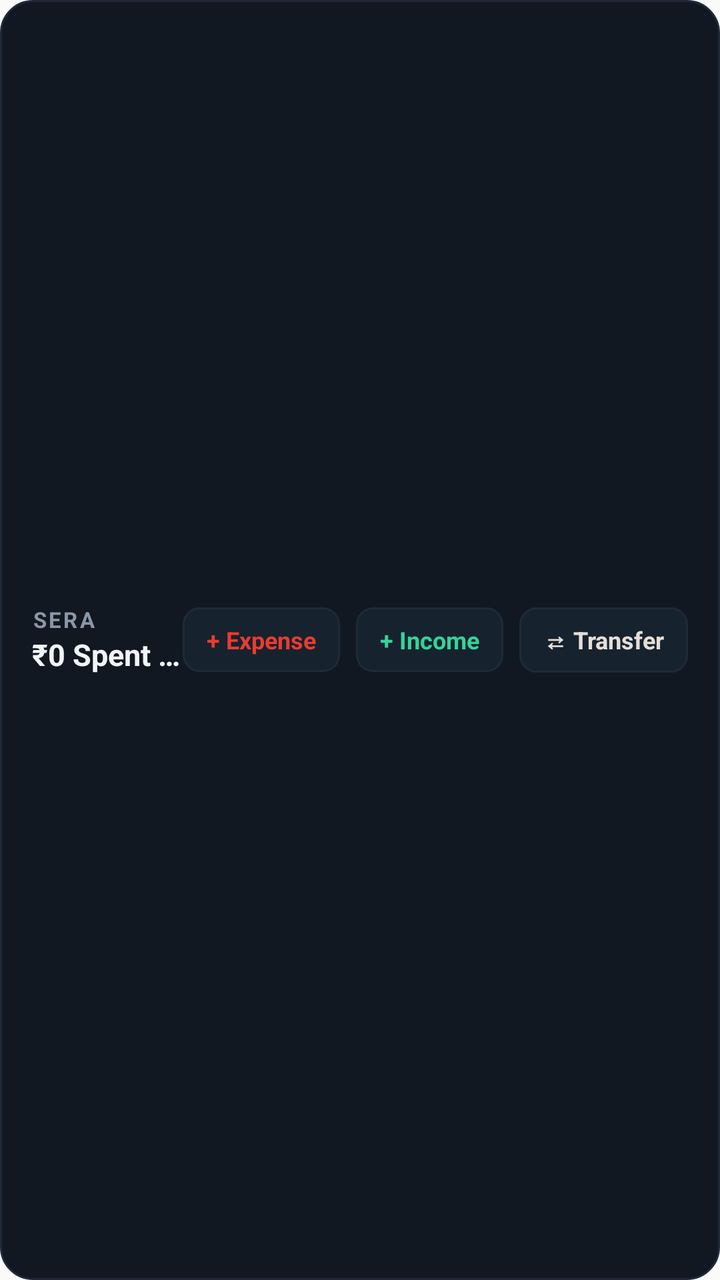
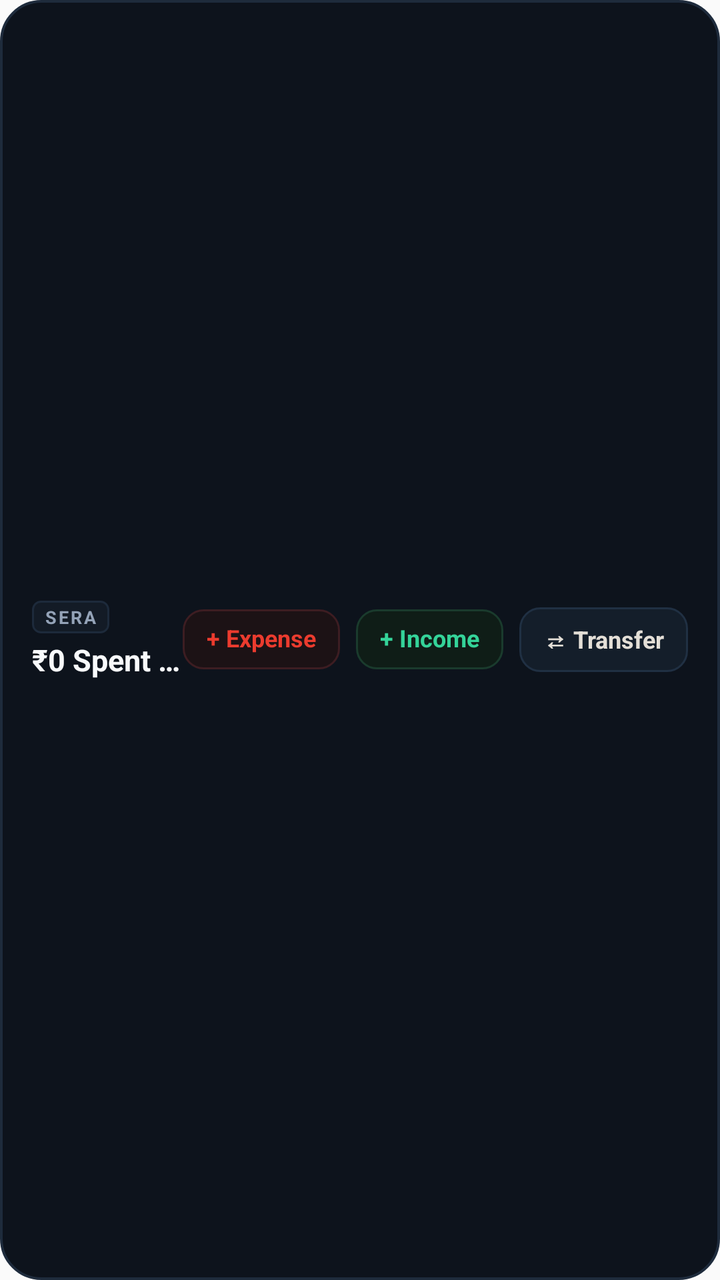

Compare the two renders of this Android layout. The source of the first and the diff that turns it into the second are given below.
<!-- AndroidManifest.xml: application theme AppTheme -->
<!-- res/layout/sera_widget_quick_action.xml -->
<?xml version="1.0" encoding="utf-8"?>
<LinearLayout xmlns:android="http://schemas.android.com/apk/res/android"
    android:id="@+id/widget_quick_action_root"
    android:layout_width="match_parent"
    android:layout_height="match_parent"
    android:background="@drawable/widget_card_bg"
    android:gravity="center_vertical"
    android:orientation="horizontal"
    android:paddingStart="16dp"
    android:paddingTop="10dp"
    android:paddingEnd="16dp"
    android:paddingBottom="10dp">

    <LinearLayout
        android:layout_width="0dp"
        android:layout_height="wrap_content"
        android:layout_weight="1"
        android:gravity="center_vertical"
        android:orientation="vertical">

        <TextView
            android:id="@+id/widget_qa_brand"
            android:layout_width="wrap_content"
            android:layout_height="wrap_content"
            android:letterSpacing="0.1"
            android:text="SERA"
            android:textColor="#8B97A6"
            android:textSize="11sp"
            android:textStyle="bold" />

        <TextView
            android:id="@+id/widget_qa_today_spent"
            android:layout_width="wrap_content"
            android:layout_height="wrap_content"
            android:ellipsize="end"
            android:maxLines="1"
            android:text="₹0 Spent Today"
            android:textColor="#F2F5F8"
            android:textSize="15sp"
            android:textStyle="bold" />
    </LinearLayout>

    <LinearLayout
        android:layout_width="wrap_content"
        android:layout_height="wrap_content"
        android:gravity="center_vertical"
        android:orientation="horizontal">

        <TextView
            android:id="@+id/btn_qa_expense"
            android:layout_width="wrap_content"
            android:layout_height="wrap_content"
            android:background="@drawable/widget_button_bg"
            android:gravity="center"
            android:maxLines="1"
            android:paddingStart="12dp"
            android:paddingTop="8dp"
            android:paddingEnd="12dp"
            android:paddingBottom="8dp"
            android:text="+ Expense"
            android:textColor="#EB3B2E"
            android:textSize="12sp"
            android:textStyle="bold" />

        <TextView
            android:id="@+id/btn_qa_income"
            android:layout_width="wrap_content"
            android:layout_height="wrap_content"
            android:layout_marginStart="8dp"
            android:background="@drawable/widget_button_bg"
            android:gravity="center"
            android:maxLines="1"
            android:paddingStart="12dp"
            android:paddingTop="8dp"
            android:paddingEnd="12dp"
            android:paddingBottom="8dp"
            android:text="+ Income"
            android:textColor="#34D399"
            android:textSize="12sp"
            android:textStyle="bold" />

        <TextView
            android:id="@+id/btn_qa_transfer"
            android:layout_width="wrap_content"
            android:layout_height="wrap_content"
            android:layout_marginStart="8dp"
            android:background="@drawable/widget_button_bg"
            android:gravity="center"
            android:maxLines="1"
            android:paddingStart="12dp"
            android:paddingTop="8dp"
            android:paddingEnd="12dp"
            android:paddingBottom="8dp"
            android:text="⇄ Transfer"
            android:textColor="#E4DFD7"
            android:textSize="12sp"
            android:textStyle="bold" />
    </LinearLayout>
</LinearLayout>
<!-- resources referenced by this layout -->
<resources>
  <!-- drawable widget_button_bg (drawable) -->
  <?xml version="1.0" encoding="utf-8"?>
  <shape xmlns:android="http://schemas.android.com/apk/res/android"
      android:shape="rectangle">
      <solid android:color="#17222F" />
      <corners android:radius="8dp" />
      <stroke
          android:width="1dp"
          android:color="#1F2A38" />
  </shape>
  <!-- drawable widget_card_bg (drawable) -->
  <?xml version="1.0" encoding="utf-8"?>
  <shape xmlns:android="http://schemas.android.com/apk/res/android"
      android:shape="rectangle">
      <solid android:color="#111822" />
      <corners android:radius="16dp" />
      <stroke
          android:width="1dp"
          android:color="#1F2A38" />
  </shape>
  <style name="AppTheme" parent="Theme.AppCompat.DayNight.NoActionBar">
          
          <item name="android:editTextBackground">@drawable/rn_edit_text_material</item>
      </style>
  <!-- drawable rn_edit_text_material (drawable) -->
  <?xml version="1.0" encoding="utf-8"?>
  <inset xmlns:android="http://schemas.android.com/apk/res/android"
         android:insetLeft="@dimen/abc_edit_text_inset_horizontal_material"
         android:insetRight="@dimen/abc_edit_text_inset_horizontal_material"
         android:insetTop="@dimen/abc_edit_text_inset_top_material"
         android:insetBottom="@dimen/abc_edit_text_inset_bottom_material"
         >
  
      <selector>
          
          <item android:state_enabled="false" android:drawable="@drawable/abc_textfield_default_mtrl_alpha"/>
          <item android:drawable="@drawable/abc_textfield_activated_mtrl_alpha"/>
      </selector>
  
  </inset>
</resources>

<!-- the commit's change to res/layout/sera_widget_quick_action.xml (unified diff, before → after) -->
@@ -7,9 +7,9 @@
     android:gravity="center_vertical"
     android:orientation="horizontal"
     android:paddingStart="16dp"
-    android:paddingTop="10dp"
+    android:paddingTop="12dp"
     android:paddingEnd="16dp"
-    android:paddingBottom="10dp">
+    android:paddingBottom="12dp">
 
     <LinearLayout
         android:layout_width="0dp"
@@ -22,20 +22,27 @@
             android:id="@+id/widget_qa_brand"
             android:layout_width="wrap_content"
             android:layout_height="wrap_content"
-            android:letterSpacing="0.1"
+            android:background="@drawable/widget_pill_badge_bg"
+            android:letterSpacing="0.12"
+            android:paddingStart="6dp"
+            android:paddingTop="2dp"
+            android:paddingEnd="6dp"
+            android:paddingBottom="2dp"
             android:text="SERA"
-            android:textColor="#8B97A6"
-            android:textSize="11sp"
+            android:textColor="#94A3B8"
+            android:textSize="9sp"
             android:textStyle="bold" />
 
         <TextView
             android:id="@+id/widget_qa_today_spent"
             android:layout_width="wrap_content"
             android:layout_height="wrap_content"
+            android:layout_marginTop="5dp"
             android:ellipsize="end"
+            android:includeFontPadding="false"
             android:maxLines="1"
             android:text="₹0 Spent Today"
-            android:textColor="#F2F5F8"
+            android:textColor="#F8FAFC"
             android:textSize="15sp"
             android:textStyle="bold" />
     </LinearLayout>
@@ -50,8 +57,9 @@
             android:id="@+id/btn_qa_expense"
             android:layout_width="wrap_content"
             android:layout_height="wrap_content"
-            android:background="@drawable/widget_button_bg"
+            android:background="@drawable/widget_btn_expense_bg"
             android:gravity="center"
+            android:includeFontPadding="false"
             android:maxLines="1"
             android:paddingStart="12dp"
             android:paddingTop="8dp"
@@ -67,8 +75,9 @@
             android:layout_width="wrap_content"
             android:layout_height="wrap_content"
             android:layout_marginStart="8dp"
-            android:background="@drawable/widget_button_bg"
+            android:background="@drawable/widget_btn_income_bg"
             android:gravity="center"
+            android:includeFontPadding="false"
             android:maxLines="1"
             android:paddingStart="12dp"
             android:paddingTop="8dp"
@@ -84,8 +93,9 @@
             android:layout_width="wrap_content"
             android:layout_height="wrap_content"
             android:layout_marginStart="8dp"
-            android:background="@drawable/widget_button_bg"
+            android:background="@drawable/widget_btn_neutral_bg"
             android:gravity="center"
+            android:includeFontPadding="false"
             android:maxLines="1"
             android:paddingStart="12dp"
             android:paddingTop="8dp"
<!-- resource entries referenced after the edit -->
@@ -1,24 +1,54 @@
 <!-- resources referenced by this layout -->
 <resources>
-  <!-- drawable widget_button_bg (drawable) -->
+  <!-- drawable widget_btn_expense_bg (drawable) -->
   <?xml version="1.0" encoding="utf-8"?>
   <shape xmlns:android="http://schemas.android.com/apk/res/android"
       android:shape="rectangle">
-      <solid android:color="#17222F" />
-      <corners android:radius="8dp" />
+      <solid android:color="#1C1215" />
+      <corners android:radius="10dp" />
       <stroke
           android:width="1dp"
-          android:color="#1F2A38" />
+          android:color="#3D1D22" />
+  </shape>
+  <!-- drawable widget_btn_income_bg (drawable) -->
+  <?xml version="1.0" encoding="utf-8"?>
+  <shape xmlns:android="http://schemas.android.com/apk/res/android"
+      android:shape="rectangle">
+      <solid android:color="#0F1D17" />
+      <corners android:radius="10dp" />
+      <stroke
+          android:width="1dp"
+          android:color="#1A3B2D" />
+  </shape>
+  <!-- drawable widget_btn_neutral_bg (drawable) -->
+  <?xml version="1.0" encoding="utf-8"?>
+  <shape xmlns:android="http://schemas.android.com/apk/res/android"
+      android:shape="rectangle">
+      <solid android:color="#141E2A" />
+      <corners android:radius="10dp" />
+      <stroke
+          android:width="1dp"
+          android:color="#203043" />
   </shape>
   <!-- drawable widget_card_bg (drawable) -->
   <?xml version="1.0" encoding="utf-8"?>
   <shape xmlns:android="http://schemas.android.com/apk/res/android"
       android:shape="rectangle">
-      <solid android:color="#111822" />
-      <corners android:radius="16dp" />
+      <solid android:color="#0D131C" />
+      <corners android:radius="20dp" />
+      <stroke
+          android:width="1.2dp"
+          android:color="#1E2B3C" />
+  </shape>
+  <!-- drawable widget_pill_badge_bg (drawable) -->
+  <?xml version="1.0" encoding="utf-8"?>
+  <shape xmlns:android="http://schemas.android.com/apk/res/android"
+      android:shape="rectangle">
+      <solid android:color="#131B26" />
+      <corners android:radius="4dp" />
       <stroke
           android:width="1dp"
-          android:color="#1F2A38" />
+          android:color="#1D2A3B" />
   </shape>
   <style name="AppTheme" parent="Theme.AppCompat.DayNight.NoActionBar">
           
